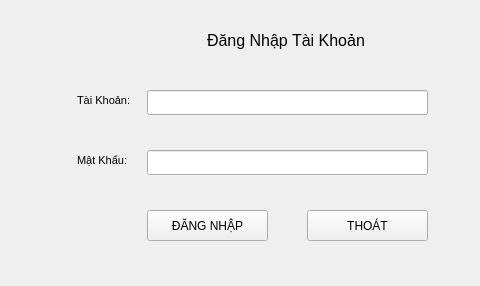
Old version of the form ui/FormDangNhap.ui in the repository namchuminh/PyQT5_QLDangVien; both pictures show x 273 to 753 and y 0 to 286 of the 753 by 286 pixel window.
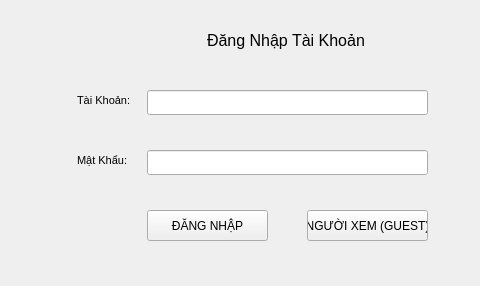
New version of the form. Icons and pictures are not drawn.

Commit message: them guest login

Diff of the .ui file:
```diff
--- a/ui/FormDangNhap.ui
+++ b/ui/FormDangNhap.ui
@@ -153,7 +153,7 @@
      <cursorShape>PointingHandCursor</cursorShape>
     </property>
     <property name="text">
-     <string>THOÁT</string>
+     <string>NGƯỜI XEM (GUEST)</string>
     </property>
    </widget>
    <widget class="QLabel" name="label_4">
```
Left out of the diff: 2 changed lines with no effect on the pictures. The commit also changes 21 other files.
